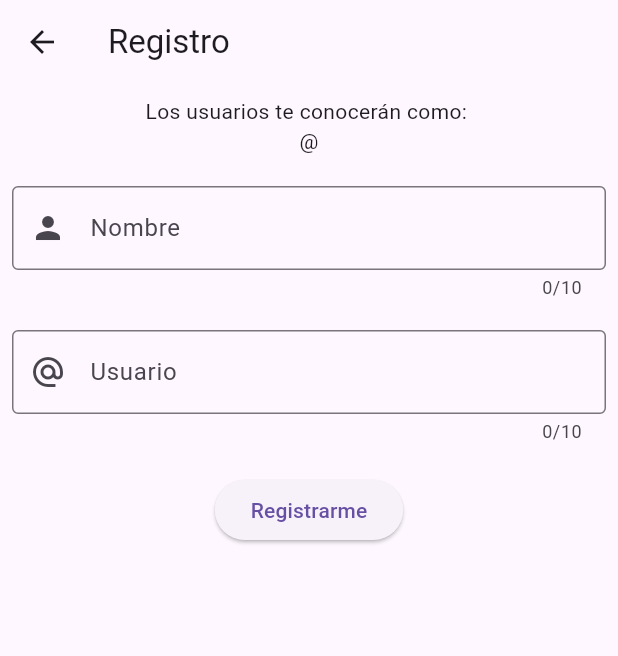
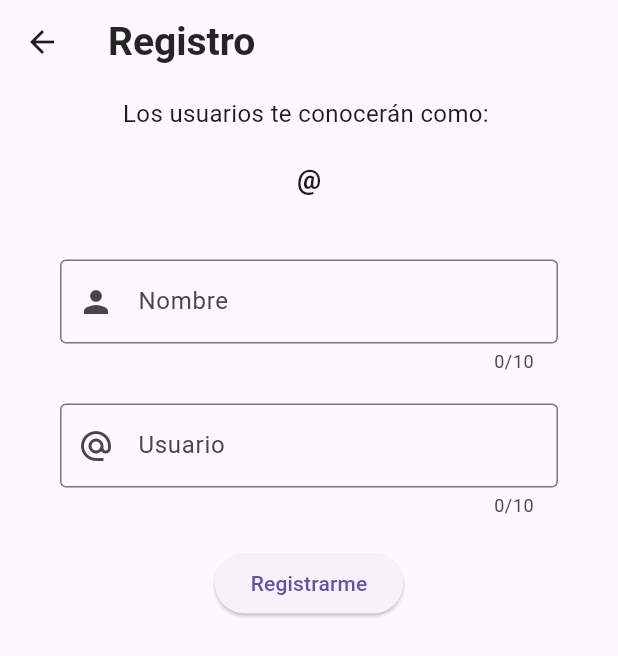
Before and after one commit to deljona/Roomfy, a Flutter app: the SignUp screen opened directly, on a phone screen of 412 x 824 dp. Shown: the top 656 px of the screen. Run offline on Flutter 3.47's test engine with Material 2 defaults, Android fonts, the phone set to English and light mode, and no system bars; our stand-ins replace logger, socket_io_client; network calls fail.

Commit message:
Add style

```diff
--- a/roomr/chat/lib/screens/signup.dart
+++ b/roomr/chat/lib/screens/signup.dart
@@ -36,16 +36,30 @@ class _SignUpState extends State<SignUp> {
   Widget build(BuildContext context) {
     return Scaffold(
         appBar: AppBar(
-          title: const Text("Registro"),
+          title: const Text(
+            "Registro",
+            style: TextStyle(
+                fontSize: 26,
+                fontWeight: FontWeight.bold,
+                color: Color(0xff252525)),
+          ),
         ),
         body: SingleChildScrollView(
           child: Center(
               child: Padding(
-            padding: const EdgeInsets.all(8.0),
+            padding: const EdgeInsets.fromLTRB(40, 8, 40, 8),
             child: Column(children: [
-              const Text('Los usuarios te conocerán como: '),
-              Text("${_nameController.text}@${_userController.text}"),
+              const Text(
+                'Los usuarios te conocerán como: ',
+                style: TextStyle(fontSize: 16),
+              ),
               const SizedBox(height: 20),
+              Text(
+                "${_nameController.text}@${_userController.text}",
+                style:
+                    const TextStyle(fontWeight: FontWeight.bold, fontSize: 18),
+              ),
+              const SizedBox(height: 40),
               Form(
                 key: _formKeySignUp,
                 child: Column(
```
Also changed, not shown: roomr/chat/lib/screens/login.dart (+15 -1 lines).
